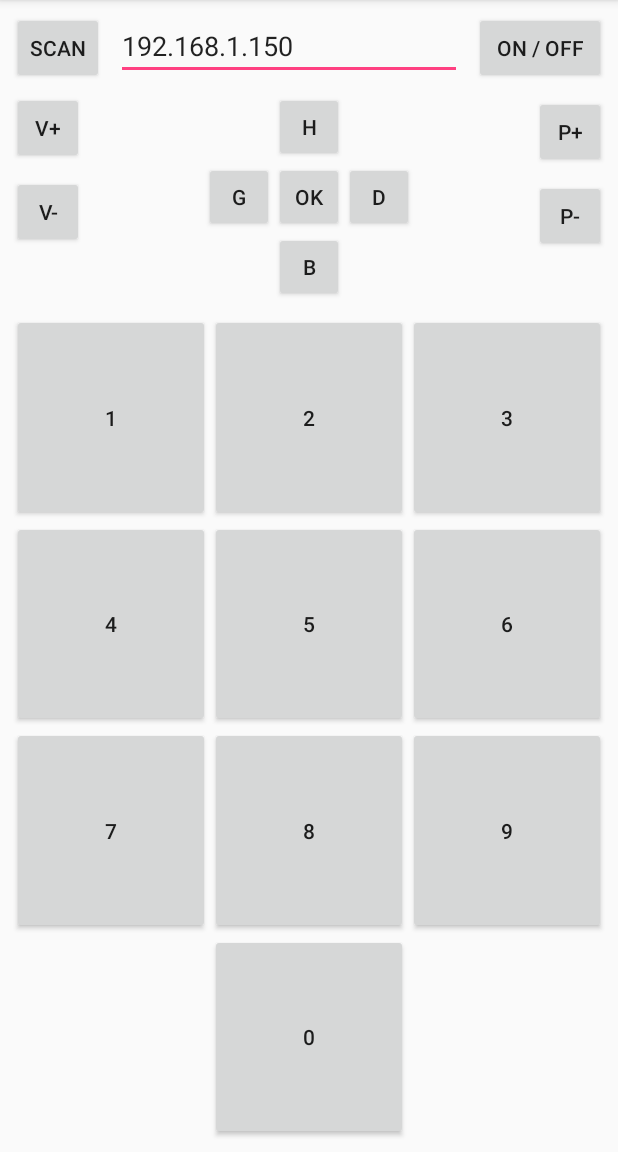
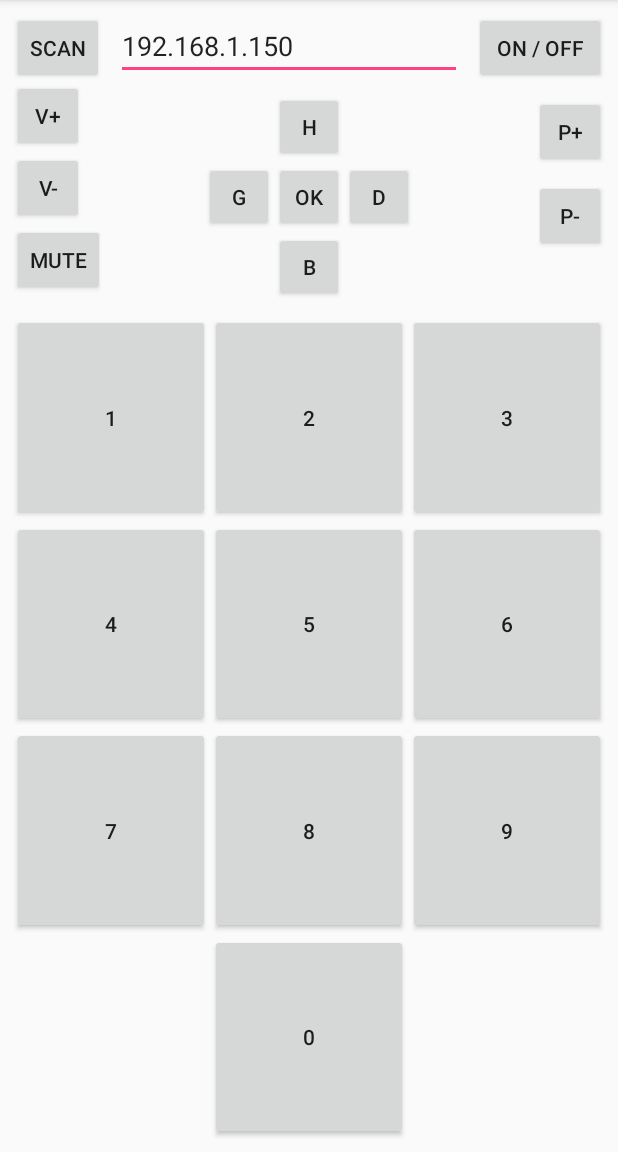
Before and after one commit to batou9150/BboxSensationRemoteControl, an Android app: the screen it shows after launch (MainActivity), on a phone screen of 412 x 824 dp, the part 84-1236 px from its top. Run offline under Robolectric (Android 15) with nearby library versions, the phone set to English and light mode, and no system bars.

Commit message:
add mute

```diff
--- a/app/src/main/java/fr/batoucada/bboxsensationremotecontrol/MainActivity.java
+++ b/app/src/main/java/fr/batoucada/bboxsensationremotecontrol/MainActivity.java
@@ -18,6 +18,7 @@ public class MainActivity extends AppCompatActivity {
         buttonIdList.add(R.id.b_power);
         buttonIdList.add(R.id.b_volume_down);
         buttonIdList.add(R.id.b_volume_up);
+        buttonIdList.add(R.id.b_volume_mute);
         buttonIdList.add(R.id.b_program_down);
         buttonIdList.add(R.id.b_program_up);
 
--- a/app/src/main/res/layout/activity_main.xml
+++ b/app/src/main/res/layout/activity_main.xml
@@ -29,7 +29,6 @@
             android:layout_marginLeft="8dp"
             android:layout_marginStart="8dp"
             android:tag='27'
-            android:layout_marginTop="8dp"
             app:layout_constraintTop_toBottomOf="@+id/edit_text_ip_address"
             style="@style/Widget.AppCompat.Button.Small"/>
 
@@ -38,12 +37,23 @@
             android:layout_width="wrap_content"
             android:layout_height="wrap_content"
             android:id="@+id/b_volume_down"
-            android:layout_marginTop="8dp"
             app:layout_constraintTop_toBottomOf="@+id/b_volume_up"
             app:layout_constraintStart_toStartOf="parent"
             android:layout_marginLeft="8dp"
             android:layout_marginStart="8dp"
             android:tag='28'
+            style="@style/Widget.AppCompat.Button.Small"/>
+
+    <Button
+            android:text="@string/b_volume_mute"
+            android:layout_width="wrap_content"
+            android:layout_height="wrap_content"
+            android:id="@+id/b_volume_mute"
+            app:layout_constraintTop_toBottomOf="@+id/b_volume_down"
+            app:layout_constraintStart_toStartOf="parent"
+            android:layout_marginLeft="8dp"
+            android:layout_marginStart="8dp"
+            android:tag='32'
             style="@style/Widget.AppCompat.Button.Small"/>
 
     <Button
--- a/app/src/main/res/values/strings.xml
+++ b/app/src/main/res/values/strings.xml
@@ -22,4 +22,5 @@
     <string name="b_up_arrow_text">H</string>
     <string name="b_right_arrow_text">D</string>
     <string name="b_down_arrow_text">B</string>
+    <string name="b_volume_mute">Mute</string>
 </resources>
```
